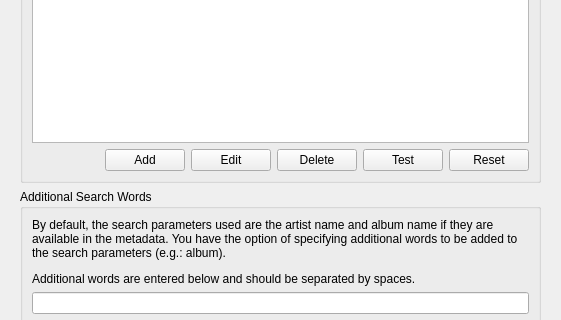
Above: plugins/search_engine_lookup/options_search_engine_lookup.ui from metabrainz/picard-plugins before the change; both pictures show x 0 to 561 and y 201 to 521 of the 561 by 802 pixel window. Below: the same form after it.
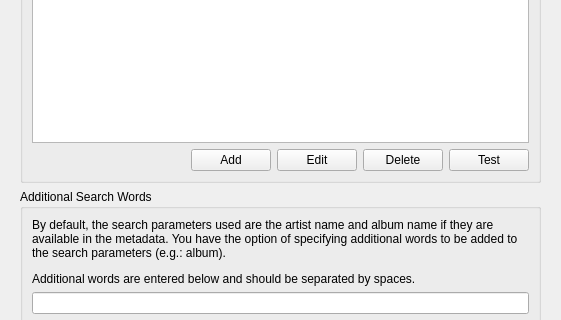
That is the form after the change.

Commit message: Fix translation strings.  Remove redundant reset.  Misc code cleanup.

```diff
--- a/plugins/search_engine_lookup/options_search_engine_lookup.ui
+++ b/plugins/search_engine_lookup/options_search_engine_lookup.ui
@@ -128,13 +128,6 @@
               </property>
              </widget>
             </item>
-            <item>
-             <widget class="QPushButton" name="pb_reset">
-              <property name="text">
-               <string>Reset</string>
-              </property>
-             </widget>
-            </item>
            </layout>
           </item>
          </layout>
```
The commit also changes 4 other files.
